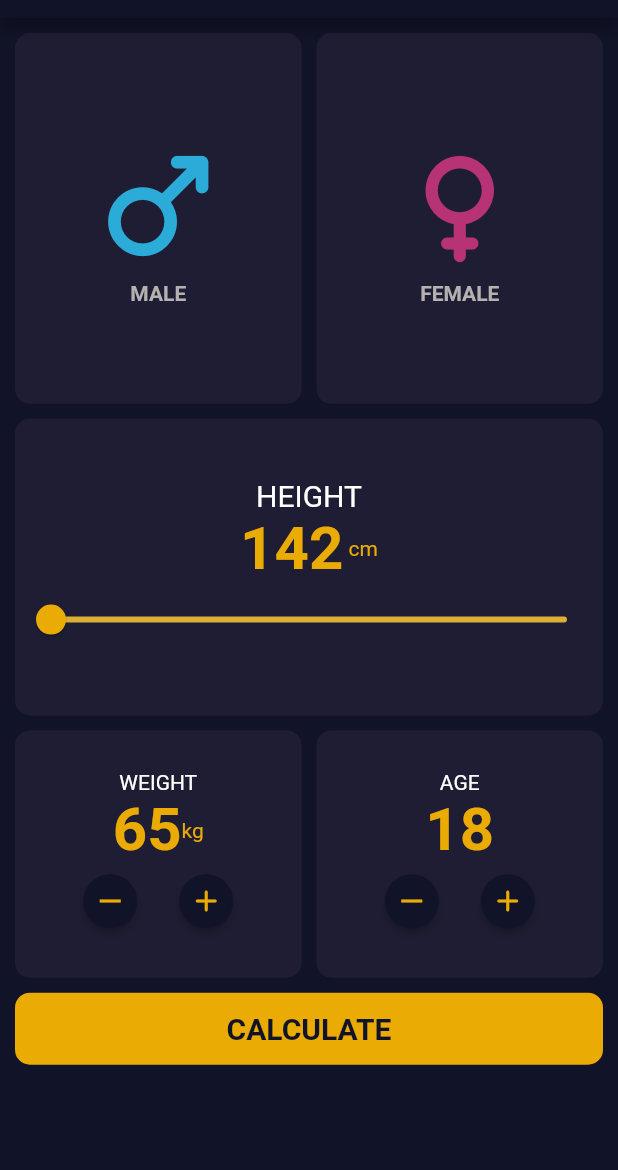
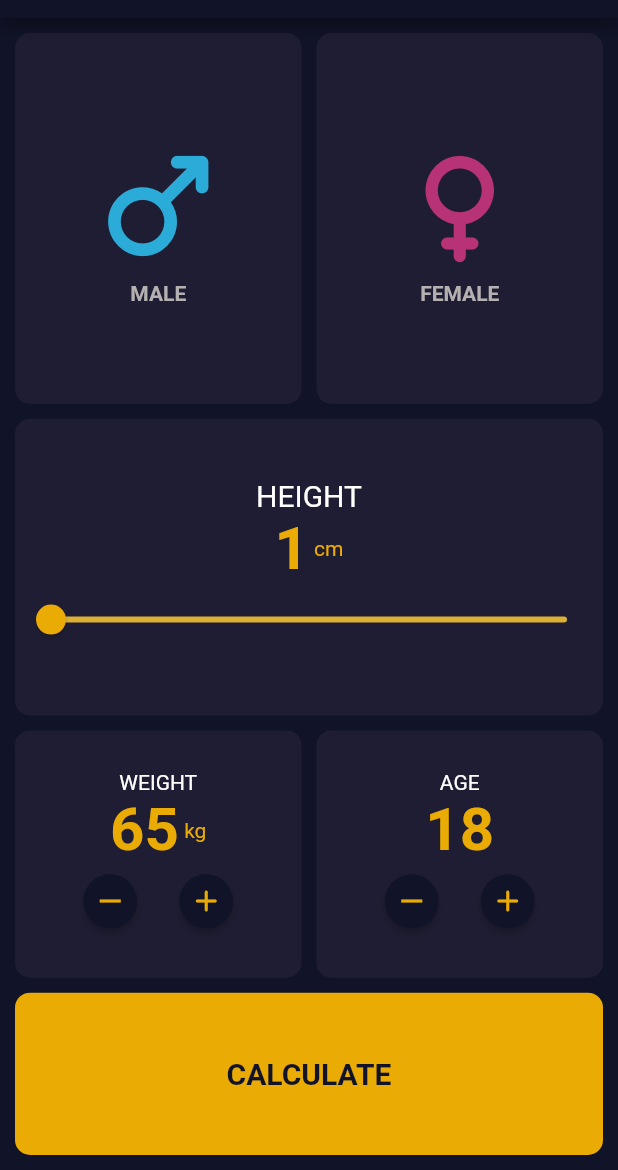
Before and after one commit to elhajuojy/bmi_calculator_getx, a Flutter app: the screen it shows after launch, on a phone screen of 412 x 824 dp, the part 66-1236 px from its top. Run offline on Flutter 3.47's test engine with Material 2 defaults, Android fonts, the phone set to English and light mode, and no system bars; our stand-ins replace get.

Commit message:
slider Controller change

```diff
--- a/lib/controller/homepage_controller.dart
+++ b/lib/controller/homepage_controller.dart
@@ -1,12 +1,26 @@
+import 'package:bmi_calculator/Model/calmodel.dart';
 import 'package:get/get.dart';
 
 abstract class HomePageController extends GetxController {
   calculate();
+  changeProgr(double index);
 }
 
 class HomePageControllerImp extends HomePageController {
+  double changeProg = 0;
+  double changeHeight = 1;
+
   @override
   calculate() {
     throw UnimplementedError();
   }
+
+  @override
+  changeProgr(double index) {
+    changeProg = 0 + index;
+    changeHeight = index * 200;
+    print(changeHeight);
+    // print(changeProg);
+    update();
+  }
 }
--- a/lib/view/homePage.dart
+++ b/lib/view/homePage.dart
@@ -1,5 +1,6 @@
 import 'dart:ui';
 
+import 'package:bmi_calculator/controller/homepage_controller.dart';
 import 'package:bmi_calculator/core/constant/color.dart';
 import 'package:bmi_calculator/view/widget/cardWithButton.dart';
 import 'package:bmi_calculator/view/widget/cardgender.dart';
@@ -15,6 +16,7 @@ class HomePage extends StatelessWidget {
 
   @override
   Widget build(BuildContext context) {
+    HomePageControllerImp controller = Get.put(HomePageControllerImp());
     return Scaffold(
       appBar: AppBar(
         title: const Text("BMI CALCULATOR"),
@@ -64,28 +66,35 @@ class HomePage extends StatelessWidget {
                       ),
                       Row(
                         mainAxisAlignment: MainAxisAlignment.center,
-                        children: const [
-                          Text(
-                            "142",
-                            style: TextStyle(
+                        children: [
+                          GetBuilder<HomePageControllerImp>(
+                              builder: ((controller) {
+                            return Text(
+                              controller.changeHeight.toStringAsFixed(0),
+                              style: const TextStyle(
                                   color: AppColor.primaryColor,
                                   fontSize: 40,
                                   fontWeight: FontWeight.bold),
-                          ),
-                          Text(
+                            );
+                          })),
+                          const Text(
                             " cm",
                             textAlign: TextAlign.justify,
                             style: TextStyle(color: AppColor.primaryColor),
                           ),
                         ],
                       ),
-                      Slider(
-                        value: 0,
-                        onChanged: (val) {},
+                      GetBuilder<HomePageControllerImp>(builder: (_) {
+                        return Slider(
+                          value: controller.changeProg,
+                          onChanged: (val) {
+                            controller.changeProgr(val);
+                          },
                           activeColor: AppColor.primaryColor,
                           thumbColor: AppColor.primaryColor,
                           inactiveColor: Color.fromARGB(255, 220, 176, 53),
-                      ),
+                        );
+                      }),
                     ],
                   ),
                 ),
@@ -94,12 +103,12 @@ class HomePage extends StatelessWidget {
                   children: [
                     CardWithButton(
                       text: "WEIGHT",
-                      type: "kg",
+                      type: " kg",
                       textType: "65",
                       onPressed1: () {},
                       onPressed2: () {},
                     ),
-                    SizedBox(width: 10),
+                    const SizedBox(width: 10),
                     CardWithButton(
                       text: "AGE",
                       type: "",
@@ -110,7 +119,8 @@ class HomePage extends StatelessWidget {
                   ],
                 ),
                 const SizedBox(height: 10),
-                Container(
+                Expanded(
+                  child: Container(
                     width: double.infinity,
                     decoration: BoxDecoration(
                         color: AppColor.primaryColor,
@@ -125,6 +135,7 @@ class HomePage extends StatelessWidget {
                             fontSize: 20),
                       ),
                     ),
+                  ),
                 )
               ],
             )),
```
Lines whose indentation alone changed are shown as unchanged.
